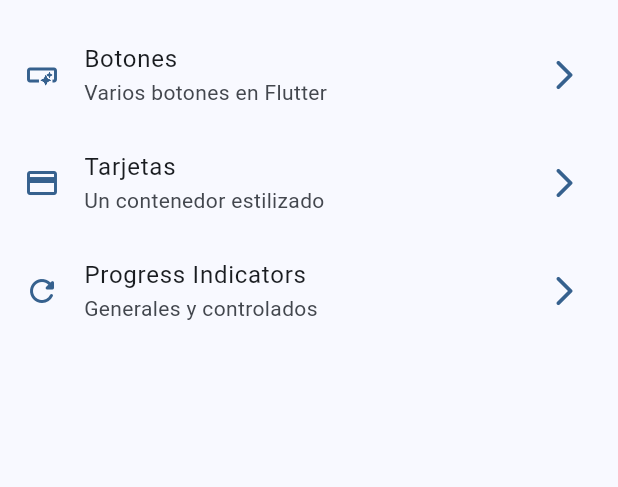
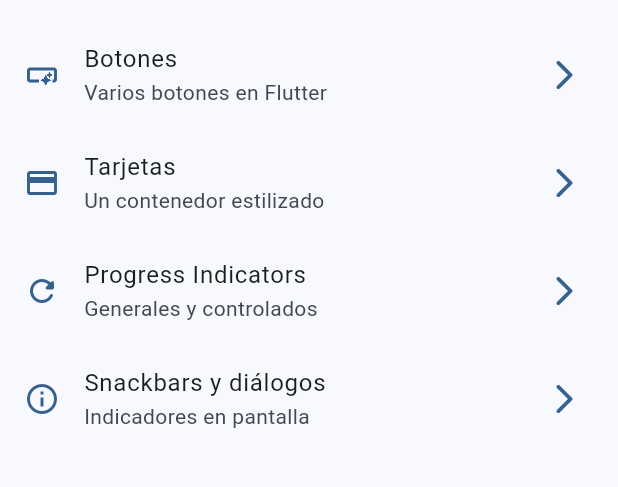
Before and after one commit to luisprmat/flutter-widgets-test, a Flutter app: the screen it shows after launch, on a phone screen of 412 x 824 dp, the part 63-550 px from its top. Run offline on Flutter 3.47's test engine with Material 3 defaults, Android fonts, the phone set to English and light mode, and no system bars; our stand-ins replace go_router.

Commit message:
Snackbars

```diff
--- a/lib/config/menu/menu_items.dart
+++ b/lib/config/menu/menu_items.dart
@@ -35,4 +35,11 @@ const appMenuItems = <MenuItem>[
     link: '/progress',
     icon: Icons.refresh_rounded,
   ),
+
+  MenuItem(
+    title: 'Snackbars y diálogos',
+    subTitle: 'Indicadores en pantalla',
+    link: '/snackbars',
+    icon: Icons.info_outline,
+  ),
 ];
--- a/lib/config/router/app_router.dart
+++ b/lib/config/router/app_router.dart
@@ -24,5 +24,10 @@ final appRouter = GoRouter(
       name: ProgressScreen.name,
       builder: (context, state) => ProgressScreen(),
     ),
+    GoRoute(
+      path: '/snackbars',
+      name: SnackbarScreen.name,
+      builder: (context, state) => SnackbarScreen(),
+    ),
   ],
 );
```
Also changed, not shown: lib/presentation/screens/snackbar/snackbar_screen.dart (+19 -1 lines).
